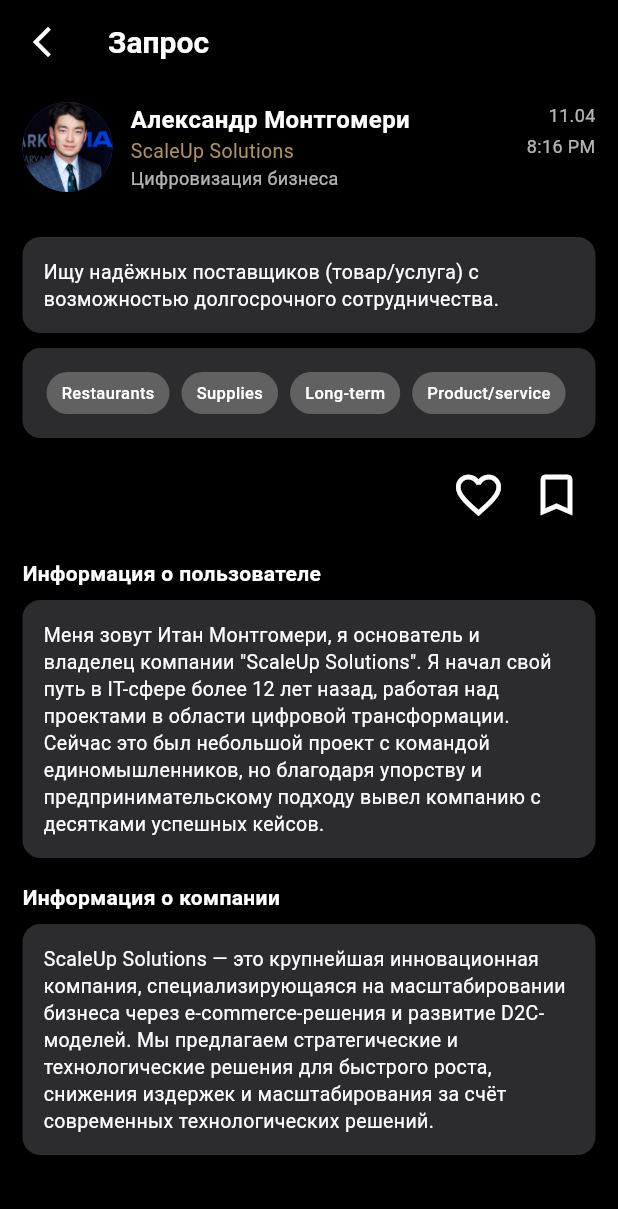
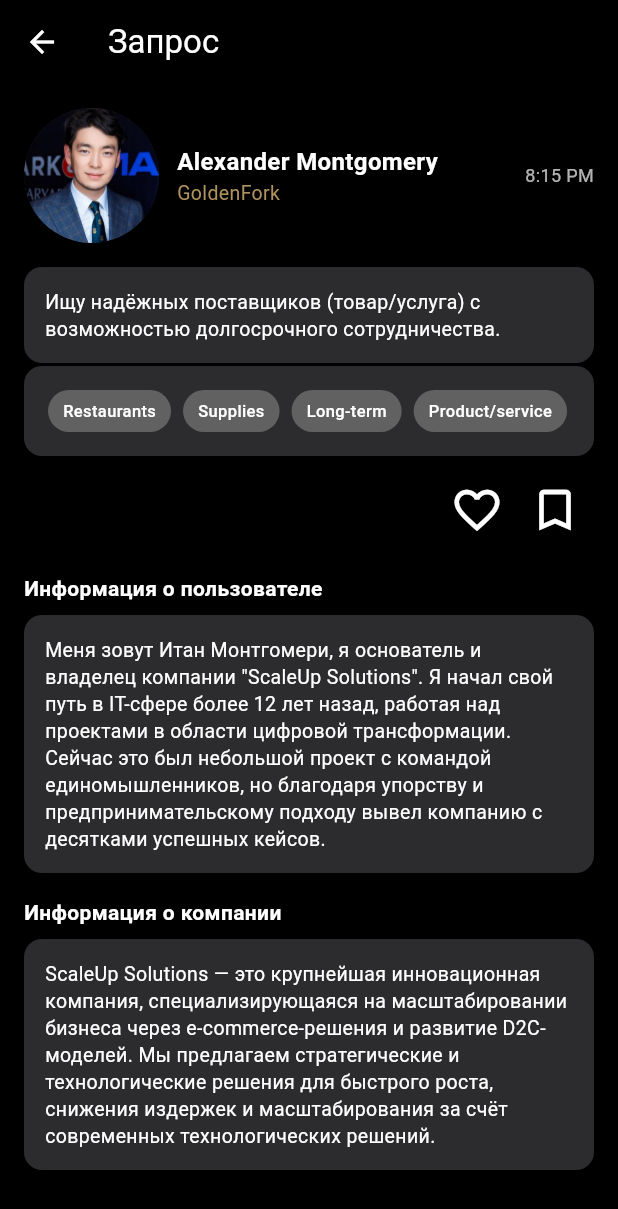
Before and after one commit to zelshenhab/flutter_founders, a Flutter app: the screen it shows after launch, after a tap on "Alexander Montgomery", on a phone screen of 412 x 824 dp. Shown: the top 1209 px of the screen. Run offline on Flutter 3.47's test engine with Material 3 defaults, Android fonts, the phone set to English and light mode, and no system bars; our stand-ins replace equatable, flutter_bloc, google_fonts.

Commit message:
edit requests

```diff
--- a/lib/presentation/requests/request_details/request_details_page.dart
+++ b/lib/presentation/requests/request_details/request_details_page.dart
@@ -1,57 +1,52 @@
 import 'package:flutter/material.dart';
-import 'package:flutter_founders/presentation/requests/request_details/widgets/request_user_company_info.dart';
+import '../bloc/requests_state.dart';
 import 'widgets/request_header.dart';
+import 'widgets/request_tags.dart';
 import 'widgets/request_description_card.dart';
-import 'widgets/request_tags.dart';
+import 'widgets/request_user_company_info.dart';
 import 'widgets/action_buttons_row.dart';
 
 class RequestDetailsPage extends StatelessWidget {
-  final String title;
-  final String description;
-  final List<String> tags;
+  final RequestData request;
 
-  const RequestDetailsPage({
-    super.key,
-    required this.title,
-    required this.description,
-    required this.tags,
-  });
+  const RequestDetailsPage({super.key, required this.request});
 
   @override
   Widget build(BuildContext context) {
     return Scaffold(
-      backgroundColor: const Color.fromARGB(255, 0, 0, 0),
+      backgroundColor: Colors.black,
       appBar: AppBar(
-        backgroundColor: const Color.fromARGB(255, 0, 0, 0),
-        elevation: 0,
-        leading: IconButton(
-          icon: const Icon(Icons.arrow_back_ios_new, color: Colors.white),
-          onPressed: () => Navigator.pop(context),
-        ),
-        title: const Text(
-          'Запрос',
-          style: TextStyle(
-            color: Colors.white,
-            fontSize: 20,
-            fontWeight: FontWeight.w600,
-          ),
-        ),
+        backgroundColor: Colors.black,
+        title: const Text('Запрос', style: TextStyle(color: Colors.white)),
+        iconTheme: const IconThemeData(color: Colors.white),
       ),
       body: SingleChildScrollView(
-        padding: const EdgeInsets.symmetric(horizontal: 15, vertical: 12),
+        padding: const EdgeInsets.all(16),
         child: Column(
           crossAxisAlignment: CrossAxisAlignment.start,
           children: [
-            RequestHeader(),
-            const SizedBox(height: 30),
-            RequestDescriptionCard(description: description),
+            RequestHeader(
+              name: request.name,
+              company: request.company,
+              avatarUrl: request.avatarUrl,
+              time: request.time,
+            ),
+            const SizedBox(height: 16),
+
+            // Description
+            RequestDescriptionCard(description: request.description),
+            const SizedBox(height: 2),
+
+            // Tags
+            RequestTags(tags: request.tags),
             const SizedBox(height: 10),
-            RequestTags(tags: tags),
-            const SizedBox(height: 12),
+
+            // Actions Row
             const ActionButtonsRow(),
             const SizedBox(height: 16),
+
+            // ثابت حاليًا - يمكن تغييره لاحقًا حسب بيانات الطلب
             const RequestUserCompanyInfo(),
-            SizedBox(height: 40),
           ],
         ),
       ),
--- a/lib/presentation/requests/request_details/widgets/request_header.dart
+++ b/lib/presentation/requests/request_details/widgets/request_header.dart
@@ -1,70 +1,70 @@
 import 'package:flutter/material.dart';
 
 class RequestHeader extends StatelessWidget {
-  const RequestHeader({super.key});
+  final String name;
+  final String company;
+  final String? avatarUrl;
+  final String time;
+
+  const RequestHeader({
+    super.key,
+    required this.name,
+    required this.company,
+    required this.time,
+    this.avatarUrl,
+  });
 
   @override
   Widget build(BuildContext context) {
     return Row(
-      crossAxisAlignment: CrossAxisAlignment.start,
+      crossAxisAlignment: CrossAxisAlignment.center, // ← ده المهم
       children: [
         // Avatar
-        const CircleAvatar(
-          radius: 30,
-          backgroundImage: AssetImage('assets/images/image 2.png'),
+        CircleAvatar(
+          radius: 45,
+          backgroundImage: avatarUrl != null ? AssetImage(avatarUrl!) : null,
+          backgroundColor: Colors.white10,
+          child: avatarUrl == null
+              ? const Icon(Icons.person, color: Colors.white)
+              : null,
         ),
         const SizedBox(width: 12),
 
-        // Name, company, subtitle
+        // Name and company
         Expanded(
           child: Column(
             crossAxisAlignment: CrossAxisAlignment.start,
-            children: const [
+            mainAxisSize:
+                MainAxisSize.min, // علشان الـ Column ما تاخدش ارتفاع زيادة
+            children: [
               Text(
-                'Александр Монтгомери',
-                style: TextStyle(
+                name,
+                style: const TextStyle(
                   fontSize: 16,
-                  fontWeight: FontWeight.w700,
+                  fontWeight: FontWeight.bold,
                   color: Colors.white,
                 ),
               ),
               Text(
-                'ScaleUp Solutions',
-                style: TextStyle(
+                company,
+                style: const TextStyle(
                   fontSize: 13,
                   fontWeight: FontWeight.w400,
                   color: Color(0xFFAF925D),
-                ),
-              ),
-              Text(
-                'Цифровизация бизнеса',
-                style: TextStyle(
-                  fontSize: 12,
-                  color: Colors.white70,
                 ),
               ),
             ],
           ),
         ),
 
-        // Date & time
+        // Time
         Column(
           crossAxisAlignment: CrossAxisAlignment.end,
-          children: const [
+          mainAxisSize: MainAxisSize.min,
+          children: [
             Text(
-              '11.04',
-              style: TextStyle(
-                fontSize: 12,
-                color: Colors.white70,
-              ),
-            ),
-            SizedBox(height: 4),
-            Text(
-              '8:16 PM',
-              style: TextStyle(
-                fontSize: 12,
-                color: Colors.white70,
-              ),
+              time,
+              style: const TextStyle(fontSize: 12, color: Colors.white70),
             ),
           ],
         ),
--- a/lib/presentation/requests/requsets_page.dart
+++ b/lib/presentation/requests/requsets_page.dart
@@ -52,11 +52,7 @@ class _RequestsPageState extends State<RequestsPage> {
                 Navigator.push(
                   context,
                   MaterialPageRoute(
-                    builder: (_) => RequestDetailsPage(
-                      title: request.name,
-                      description: request.description,
-                      tags: request.tags,
-                    ),
+                    builder: (_) => RequestDetailsPage(request: request),
                   ),
                 );
               },
```
Also changed, not shown: lib/presentation/requests/request_details/widgets/request_user_company_info.dart (indentation only).
